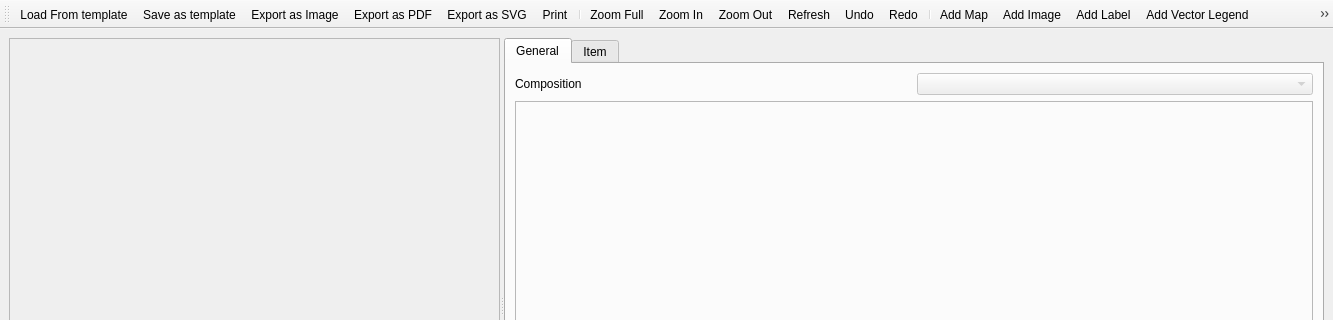
sourcepole/qgis, file qgis/src/ui/qgscomposerbase.ui: the form before one commit; both pictures show x 0 to 1333 and y 0 to 320 of the 1333 by 609 pixel window.
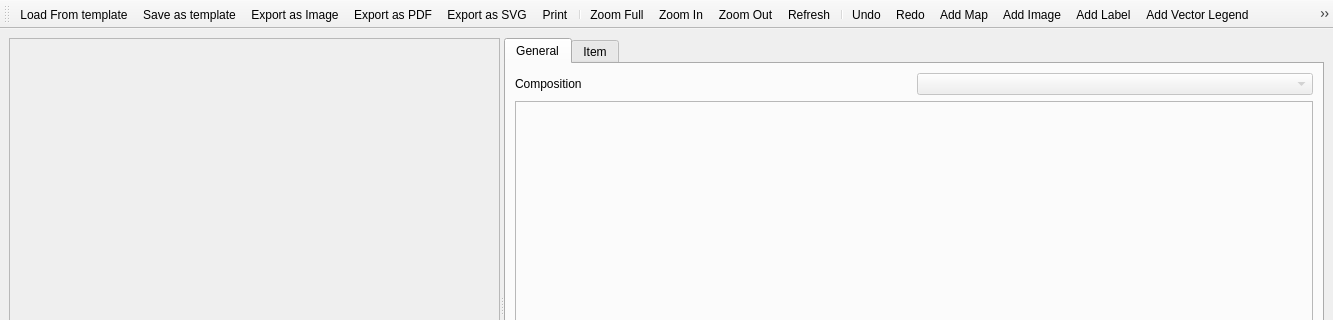
The form after the commit. Icons and pictures are not drawn.

Commit message: Move composer undo buttons to layout menu

The edit to the form file:
```diff
--- a/qgis/src/ui/qgscomposerbase.ui
+++ b/qgis/src/ui/qgscomposerbase.ui
@@ -163,9 +163,9 @@
    <addaction name="mActionZoomIn"/>
    <addaction name="mActionZoomOut"/>
    <addaction name="mActionRefreshView"/>
+   <addaction name="separator"/>
    <addaction name="mActionUndo"/>
    <addaction name="mActionRedo"/>
-   <addaction name="separator"/>
    <addaction name="mActionAddNewMap"/>
    <addaction name="mActionAddImage"/>
    <addaction name="mActionAddNewLabel"/>
```
Left out of the diff: 6 changed lines with no effect on the pictures. The commit also changes 1 other file.
